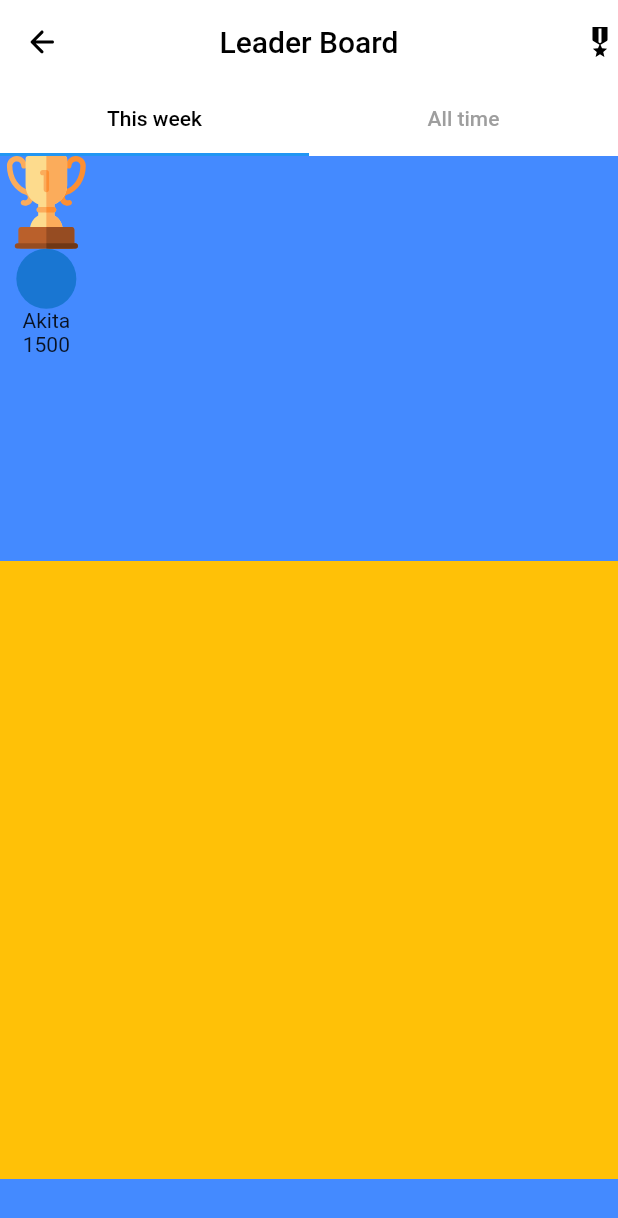
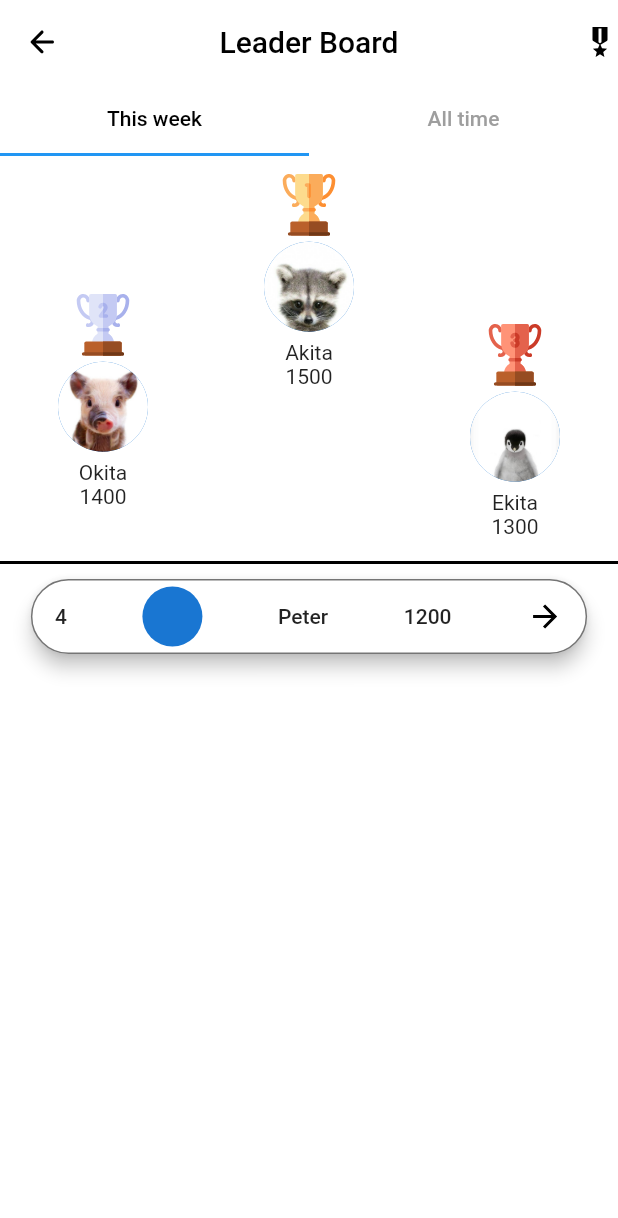
Before and after one commit to nguyenbinhanltv/EnQ, a Flutter app: the LeaderBoard screen opened by its route, on a phone screen of 412 x 824 dp. Shown: the top 1218 px of the screen. Run offline on Flutter 3.47's test engine with Material 2 defaults, Android fonts, the phone set to English and light mode, and no system bars; our stand-ins replace animated_text_kit, flutter_svg.

Commit message:
leader board 40%

```diff
--- /dev/null
+++ b/lib/components/top_leader.dart
@@ -0,0 +1,31 @@
+import 'package:EnQ/const/size_config.dart';
+import 'package:EnQ/const/style.dart';
+import 'package:flutter/material.dart';
+import 'package:flutter_svg/flutter_svg.dart';
+
+class TopLeader extends StatelessWidget {
+  final String _rankUrl, _text, _point, _picUrl;
+  TopLeader(this._rankUrl, this._text, this._point, this._picUrl);
+  @override
+  Widget build(BuildContext context) {
+    return Column(
+      children: [
+        SvgPicture.asset(
+          this._rankUrl,
+          width: SizeConfig.screenWidth * 0.1,
+        ),
+        SizedBox(height: DefaultPaddin * 0.2),
+        Container(
+          width: DefaultPaddin * 3.0,
+          height: DefaultPaddin * 3.0,
+          child: CircleAvatar(
+            backgroundImage: AssetImage(this._picUrl),
+          ),
+        ),
+        SizedBox(height: DefaultPaddin * 0.3),
+        Text(this._text), //note
+        Text(this._point),
+      ],
+    );
+  }
+}
--- /dev/null
+++ b/lib/models/answer.dart
@@ -0,0 +1,6 @@
+class Answer {
+  final String id, type, rank;
+  final List<String> questions;
+
+  Answer(this.id, this.type, this.rank, this.questions);
+}
--- /dev/null
+++ b/lib/models/leader.dart
@@ -0,0 +1,8 @@
+import 'package:EnQ/models/user.dart';
+
+class Leader {
+  final String id, startAt, endAt;
+  final List<String> userId;
+
+  Leader(this.id, this.startAt, this.endAt, this.userId);
+}
--- /dev/null
+++ b/lib/models/text_exam_history.dart
@@ -0,0 +1,9 @@
+import 'package:EnQ/models/answer.dart';
+
+class TextExamHistory {
+  final String id, timeStart, timeEnd, textExamId;
+  final List<Answer> answers;
+
+  TextExamHistory(
+      this.id, this.timeStart, this.timeEnd, this.textExamId, this.answers);
+}
--- /dev/null
+++ b/lib/models/user.dart
@@ -0,0 +1,17 @@
+import 'package:flutter/material.dart';
+
+class User {
+  final String userName, id, photoUrl;
+  final int rank, point;
+  // final List<String> textHistory; // TextExamHistory id (dont know)
+
+  // User(this.userName, this.id, this.photoUrl, this.rank, this.point,
+  //     this.textHistory);
+  User(this.userName, this.id, this.photoUrl, this.rank, this.point);
+}
+
+List<User> users = [
+  User("Baby Cow", "user 1", "assets/images/baby_cow.jpg", 1, 1500),
+  User("Rabbit", "user 2", "assets/images/rabbit.jpg", 2, 1400),
+  User("Meerkat", "user 3", "assets/images/meerkat.jpg", 3, 1300),
+];
--- a/lib/pages/home.dart
+++ b/lib/pages/home.dart
@@ -1,4 +1,3 @@
-import 'package:EnQ/components/bottom_navigation.dart';
 import 'package:EnQ/const/size_config.dart';
 import 'package:EnQ/utils/app_route.dart';
 import 'package:flutter/material.dart';
@@ -9,22 +8,6 @@ class Home extends StatefulWidget {
 }
 
 class _Home extends State<Home> {
-  List<Widget> _widgetOptions = <Widget>[
-    Text('Index 0: Home',
-        style: TextStyle(color: Colors.black, fontSize: 1000)),
-    Text(
-      'Index 1: Business',
-    ),
-    Text(
-      'Index 2: School',
-    ),
-    Text(
-      'Index 3: School',
-    ),
-    Text(
-      'Index 4: School',
-    ),
-  ];
   int _selectedIndex = 0;
   void _onItemTapped(int index) {
     setState(() {
--- a/lib/pages/leader_board.dart
+++ b/lib/pages/leader_board.dart
@@ -1,3 +1,4 @@
+import 'package:EnQ/components/top_leader.dart';
 import 'package:EnQ/const/size_config.dart';
 import 'package:EnQ/const/style.dart';
 import 'package:flutter/material.dart';
@@ -49,31 +50,84 @@ class _LeaderBoardState extends State<LeaderBoard> {
             Stack(
               children: [
                 Container(
-                  decoration: BoxDecoration(color: Colors.blueAccent),
+                  margin: EdgeInsets.only(top: DefaultPaddin * 0.6),
+                  decoration: BoxDecoration(
+                      // border: Border(
+                      //   bottom: BorderSide(
+                      //     color: Colors.black,
+                      //     width: 10.0,
+                      //   ),
+                      // ), doesnt work.
+                      ),
                   child: Row(
+                    mainAxisAlignment: MainAxisAlignment.spaceAround,
                     children: [
-                      Column(
-                        children: [
-                          SvgPicture.asset(
-                            'assets/images/gold-cup.svg',
-                            width: SizeConfig.screenWidth * 0.15,
-                          ),
-                          CircleAvatar(),
-                          Text('Akita'), //note
-                          Text('1500'),
-                        ],
+                      Padding(
+                        padding:
+                            const EdgeInsets.only(top: DefaultPaddin * 4.0),
+                        child: TopLeader('assets/images/silver-cup.svg',
+                            'Okita', '1400', 'assets/images/pig.jpg'),
+                      ),
+                      TopLeader('assets/images/gold-cup.svg', 'Akita', '1500',
+                          'assets/images/dennis_dog.jpg'),
+                      Padding(
+                        padding:
+                            const EdgeInsets.only(top: DefaultPaddin * 5.0),
+                        child: TopLeader('assets/images/bronze-cup.svg',
+                            'Ekita', '1300', 'assets/images/penguin.jpg'),
                       ),
                     ],
                   ),
                 ),
                 Container(
-                  margin: EdgeInsets.only(top: DefaultPaddin * 13.5),
-                  height: SizeConfig.screenHeight * 0.5,
-                  decoration: BoxDecoration(color: Colors.amber),
-                ),
+                    // change to ListView.builder
+                    margin: EdgeInsets.only(top: DefaultPaddin * 13.5),
+                    height: SizeConfig.screenHeight * 0.5,
+                    width: SizeConfig.screenWidth,
+                    decoration: BoxDecoration(
+                      color: Colors.white,
+                      border: Border(
+                        top: BorderSide(
+                          color: Colors.black,
+                          width: 2.0,
+                        ),
+                      ),
+                    ),
+                    child: Column(
+                      children: [
+                        Container(
+                          width: SizeConfig.screenWidth * 0.9,
+                          height: 50,
+                          margin: EdgeInsets.only(top: DefaultPaddin * 0.5),
+                          child: RaisedButton(
+                            onPressed: () {},
+                            color: Colors.white,
+                            elevation: 5.0,
+                            shape: RoundedRectangleBorder(
+                              borderRadius:
+                                  BorderRadius.circular(DefaultPaddin * 2),
+                              side: BorderSide(
+                                color: Colors.black54,
+                              ),
+                            ),
+                            child: Row(
+                              mainAxisAlignment: MainAxisAlignment.spaceBetween,
+                              children: [
+                                Text('4'),
+                                CircleAvatar(),
+                                Text('Peter'),
+                                Text('1200'),
+                                SvgPicture.asset(
+                                    'assets/images/arrow_forward.svg'),
+                              ],
+                            ),
+                          ),
+                        ),
+                      ],
+                    )),
               ],
             ),
-            Stack(),
+            Stack(), // another tabs
           ],
         ),
       ),
```
Also changed, not shown: assets/images/baby_cow.jpg (added), assets/images/baby_lion.jpg (added), assets/images/bear.jpg (added), assets/images/dennis_dog.jpg (added), assets/images/meerkat.jpg (added), assets/images/penguin.jpg (added), assets/images/pig.jpg (added), assets/images/rabbit.jpg (added), assets/images/raccoon.jpg (added).
